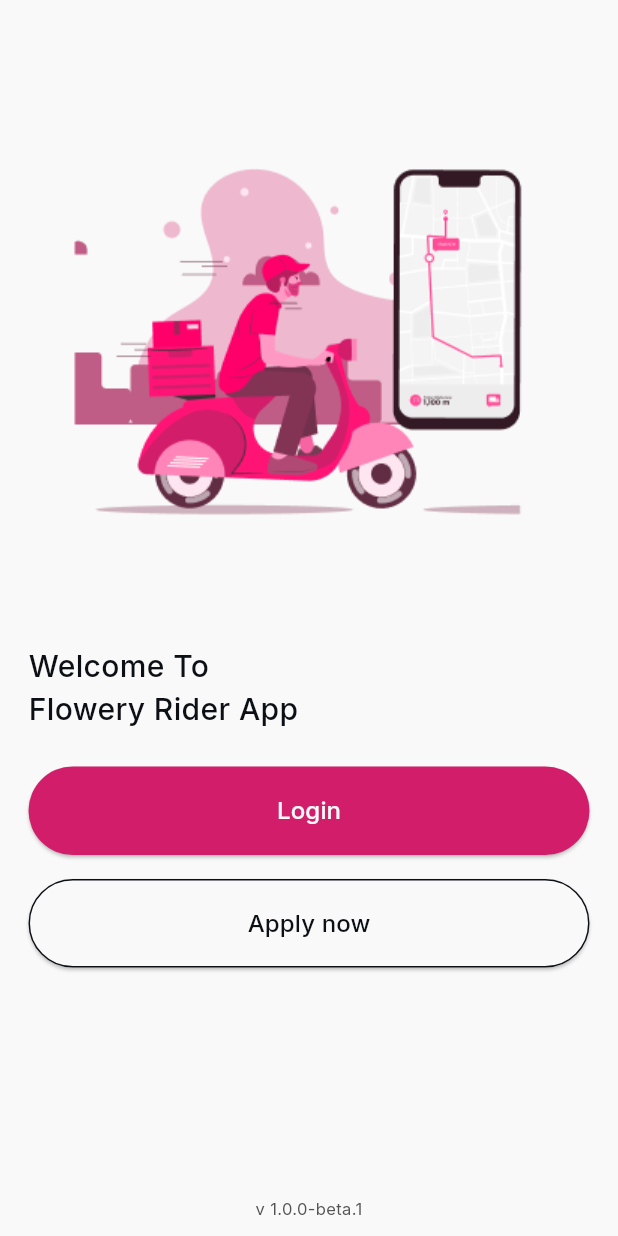
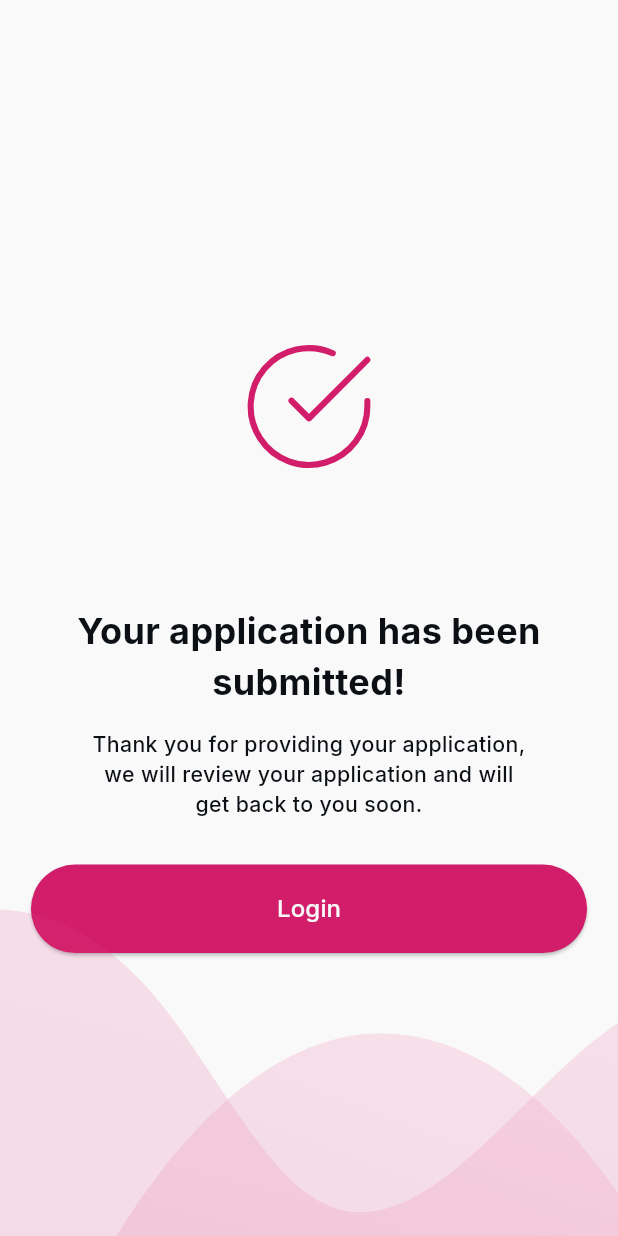
Before and after one commit to CodKD/tracking_app, a Flutter app: the screen it shows after launch, on a phone screen of 412 x 824 dp. Run offline on Flutter 3.47's test engine with Material 3 defaults, Android fonts, the phone set to English and light mode, and no system bars; our stand-ins replace animated_text_kit, dio, firebase_core, flutter_bloc, flutter_screenutil, flutter_svg and 6 more; accounts and stored records are empty; generated files the repository leaves out were written again.

Commit message:
feat[Application Approved]: - build Application Approved

```diff
--- a/lib/core/gen/assets.gen.dart
+++ b/lib/core/gen/assets.gen.dart
@@ -48,11 +48,17 @@ class $AssetsImageGen {
 class $AssetsSvgGen {
   const $AssetsSvgGen();
 
+  /// File path: assets/svg/Vector.svg
+  String get vector => 'assets/svg/Vector.svg';
+
+  /// File path: assets/svg/bg.svg
+  String get bg => 'assets/svg/bg.svg';
+
   /// File path: assets/svg/orders.svg
   String get orders => 'assets/svg/orders.svg';
 
   /// List of all assets
-  List<String> get values => [orders];
+  List<String> get values => [vector, bg, orders];
 }
 
 class Assets {
--- a/lib/core/l10n/app_ar.arb
+++ b/lib/core/l10n/app_ar.arb
@@ -46,7 +46,9 @@
   "confirm_password": "تأكيد كلمة المرور" ,
     "password_reset_success_please_login_again_with_your_new_password": "تم إعادة تعيين كلمة المرور بنجاح! يرجى تسجيل الدخول مرة أخرى باستخدام كلمة المرور الجديدة.",
   "error": "خطأ" ,
-    "forget_password": "إعادة تعيين كلمة المرور"
+    "forget_password": "إعادة تعيين كلمة المرور",
+    "apply_submitted_successfully":"تم تقديم الطلب بنجاح",
+    "apply_submitted_description":"شكراً لتقديم طلبك،\nسنقوم بمراجعة طلبك\nوالتواصل معك قريباً."
 
 
 
--- a/lib/core/l10n/app_en.arb
+++ b/lib/core/l10n/app_en.arb
@@ -46,5 +46,8 @@
   "confirm_password": "Confirm Password",
   "password_reset_success_please_login_again_with_your_new_password": "Password reset successfully! Please login again with your new password.",
   "error": "Error",
-  "forget_password": "Forget Password"
+  "forget_password": "Forget Password",
+  "apply_submitted_successfully":"Your application has been submitted!",
+  "apply_submitted_description":"Thank you for providing your application,\nwe will review your application and will\nget back to you soon."
+
 }
--- a/lib/core/l10n/app_localizations.dart
+++ b/lib/core/l10n/app_localizations.dart
@@ -379,6 +379,18 @@ abstract class AppLocalizations {
   /// In en, this message translates to:
   /// **'Forget Password'**
   String get forget_password;
+
+  /// No description provided for @apply_submitted_successfully.
+  ///
+  /// In en, this message translates to:
+  /// **'Your application has been submitted!'**
+  String get apply_submitted_successfully;
+
+  /// No description provided for @apply_submitted_description.
+  ///
+  /// In en, this message translates to:
+  /// **'Thank you for providing your application,\nwe will review your application and will\nget back to you soon.'**
+  String get apply_submitted_description;
 }
 
 class _AppLocalizationsDelegate
--- a/lib/core/l10n/app_localizations_ar.dart
+++ b/lib/core/l10n/app_localizations_ar.dart
@@ -157,4 +157,11 @@ class AppLocalizationsAr extends AppLocalizations {
 
   @override
   String get forget_password => 'إعادة تعيين كلمة المرور';
+
+  @override
+  String get apply_submitted_successfully => 'تم تقديم الطلب بنجاح';
+
+  @override
+  String get apply_submitted_description =>
+      'شكراً لتقديم طلبك،\nسنقوم بمراجعة طلبك\nوالتواصل معك قريباً.';
 }
--- a/lib/core/l10n/app_localizations_en.dart
+++ b/lib/core/l10n/app_localizations_en.dart
@@ -156,4 +156,12 @@ class AppLocalizationsEn extends AppLocalizations {
 
   @override
   String get forget_password => 'Forget Password';
+
+  @override
+  String get apply_submitted_successfully =>
+      'Your application has been submitted!';
+
+  @override
+  String get apply_submitted_description =>
+      'Thank you for providing your application,\nwe will review your application and will\nget back to you soon.';
 }
--- a/lib/core/route/app_routes.dart
+++ b/lib/core/route/app_routes.dart
@@ -3,4 +3,6 @@ abstract class AppRoutes {
   static const String forgetPasswordScreen = "/forget_password_view";
   static const String loginView = "/login_view";
   static const String onBoardingView = "/onboarding_view";
+  static const String applicationApprovedScreen =
+      "/application_approved_screen";
 }
--- a/lib/core/route/routes.dart
+++ b/lib/core/route/routes.dart
@@ -3,6 +3,7 @@ import 'package:flutter/material.dart';
 import 'package:tracking_app/core/extensions/project_extensions.dart';
 import 'package:tracking_app/core/route/app_routes.dart';
 import 'package:tracking_app/core/theme/app_colors.dart';
+import 'package:tracking_app/features/application_approved/application_approved_screen.dart';
 import 'package:tracking_app/features/forget_password/presentation/pages/forget_password_view.dart';
 import 'package:tracking_app/features/home/presentation/home_screen.dart';
 import 'package:tracking_app/features/login/presentation/login_view.dart';
@@ -24,6 +25,10 @@ abstract class Routes {
         return MaterialPageRoute(builder: (context) => const LoginView());
       case AppRoutes.onBoardingView:
         return MaterialPageRoute(builder: (context) => const OnboardingView());
+      case AppRoutes.applicationApprovedScreen:
+        return MaterialPageRoute(
+          builder: (context) => const ApplicationApprovedScreen(),
+        );
       default:
         return MaterialPageRoute(builder: (context) => const NotFoundScreen());
     }
--- /dev/null
+++ b/lib/features/application_approved/application_approved_screen.dart
@@ -0,0 +1,66 @@
+import 'package:flutter/material.dart';
+import 'package:flutter_svg/flutter_svg.dart';
+import 'package:tracking_app/core/extensions/navigator_extensions.dart';
+import 'package:tracking_app/core/extensions/project_extensions.dart';
+import 'package:tracking_app/core/gen/assets.gen.dart';
+import 'package:tracking_app/core/route/app_routes.dart';
+import 'package:tracking_app/core/theme/app_styles.dart';
+import 'package:tracking_app/core/utils/components/custom_button.dart';
+
+class ApplicationApprovedScreen extends StatelessWidget {
+  const ApplicationApprovedScreen({super.key});
+
+  @override
+  Widget build(BuildContext context) {
+    return Scaffold(
+      body: Stack(
+        alignment: Alignment.bottomCenter,
+        children: [
+          Column(
+            mainAxisAlignment: MainAxisAlignment.center,
+            children: [
+              Center(
+                child: SvgPicture.asset(
+                  Assets.svg.vector,
+                  width: context.width * 0.2,
+                  height: context.height * 0.2,
+                ),
+              ),
+              50.heightBox,
+              Text(
+                context.l10n.apply_submitted_successfully,
+                style: const TextStyle(
+                  fontSize: 24,
+                  fontWeight: FontWeight.bold,
+                ),
+                textAlign: TextAlign.center,
+              ),
+              15.heightBox,
+              Center(
+                child: Text(
+                  textAlign: TextAlign.center,
+                  context.l10n.apply_submitted_description,
+                ),
+              ),
+              30.heightBox,
+              CustomButton(
+                size: Size(context.width * 0.9, 50),
+                onPressed: () {
+                  context.pushReplacementNamed(AppRoutes.loginView);
+                },
+                borderRadius: 100,
+
+                child: Text(context.l10n.login, style: AppStyles.medium16white),
+              ),
+            ],
+          ),
+          SvgPicture.asset(
+            Assets.svg.bg,
+            width: context.width,
+            fit: BoxFit.fill,
+          ),
+        ],
+      ),
+    );
+  }
+}
--- a/lib/main.dart
+++ b/lib/main.dart
@@ -43,7 +43,7 @@ class MyApp extends StatelessWidget {
               onGenerateRoute: Routes.generateRoute,
               initialRoute: token != null
                   ? AppRoutes.homeScreen
-                  : AppRoutes.onBoardingView,
+                  : AppRoutes.applicationApprovedScreen,
             );
           },
         ),
--- a/pubspec.yaml
+++ b/pubspec.yaml
@@ -72,6 +72,7 @@ dev_dependencies:
   bloc_test: ^9.1.7
   test: ^1.25.15
   mockito: ^5.4.0
+  mocktail: ^1.0.3
 
   # The "flutter_lints" package below contains a set of recommended lints to
   # encourage good coding practices. The lint set provided by the package is
```
Also changed, not shown: assets/svg/Vector.svg (added), assets/svg/bg.svg (added), pubspec.lock, 1 other file.
